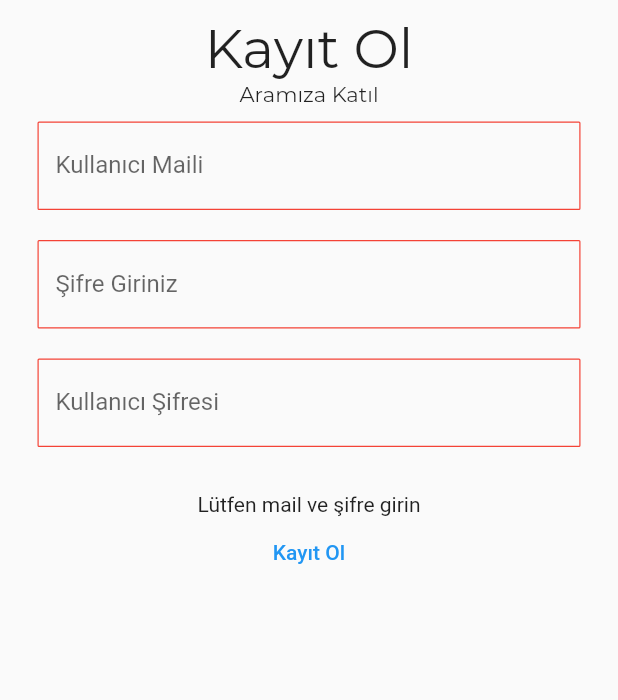
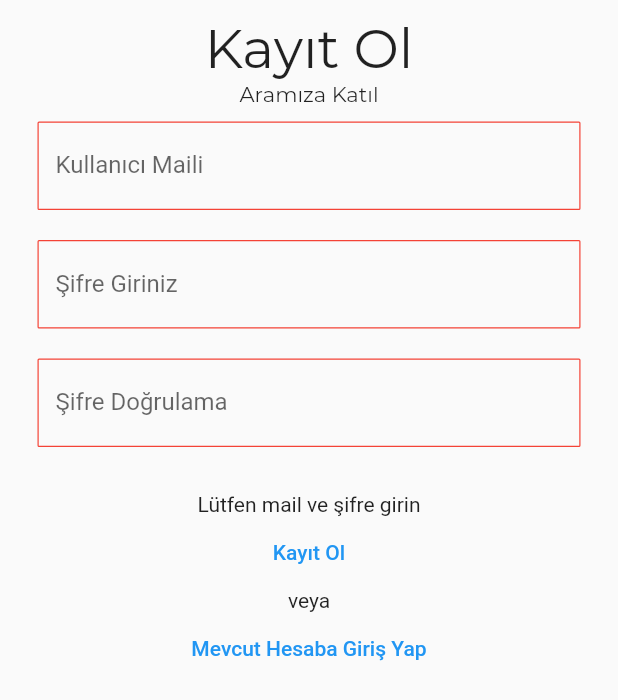
Before and after one commit to behemehal/GEE, a Flutter app: the RegisterPage screen opened directly, on a phone screen of 412 x 824 dp. Shown: the top 700 px of the screen. Run offline on Flutter 3.47's test engine with Material 2 defaults, Android fonts, the phone set to English and light mode, and no system bars; our stand-ins replace shared_preferences; accounts and stored records are empty.

Commit message:
register update

```diff
--- a/lib/pages/register.dart
+++ b/lib/pages/register.dart
@@ -85,7 +85,7 @@ class RegisterPageState extends State<RegisterPage> {
                         borderRadius: BorderRadius.all(Radius.circular(1.0)),
                         borderSide: BorderSide(color: Colors.red, width: 0.8),
                       ),
-                      labelText: "Kullanıcı Şifresi"),
+                      labelText: "Şifre Doğrulama"),
                 ),
               ),
               Padding(
@@ -113,7 +113,14 @@ class RegisterPageState extends State<RegisterPage> {
                   }
                 },
                 child: Text("Kayıt Ol"),
-              )
+              ),
+              Text("veya"),
+              TextButton(
+                onPressed: () {
+                  Navigator.of(context).pop();
+                },
+                child: Text("Mevcut Hesaba Giriş Yap"),
+              ),
             ],
           ),
         ),
```
